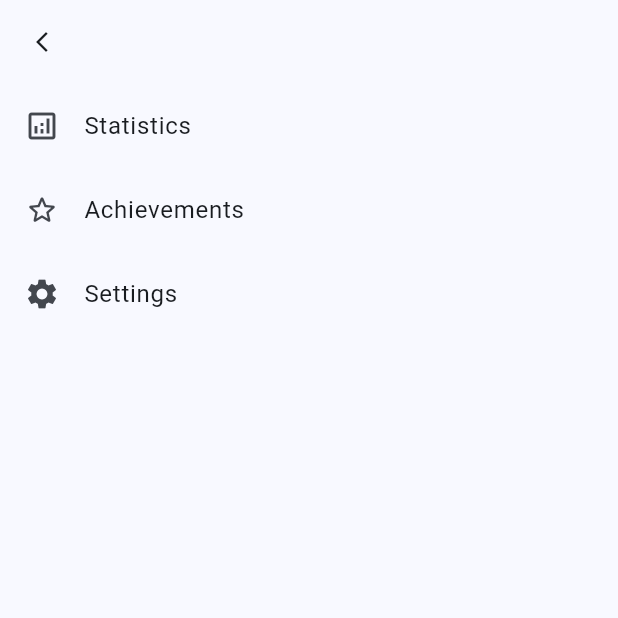
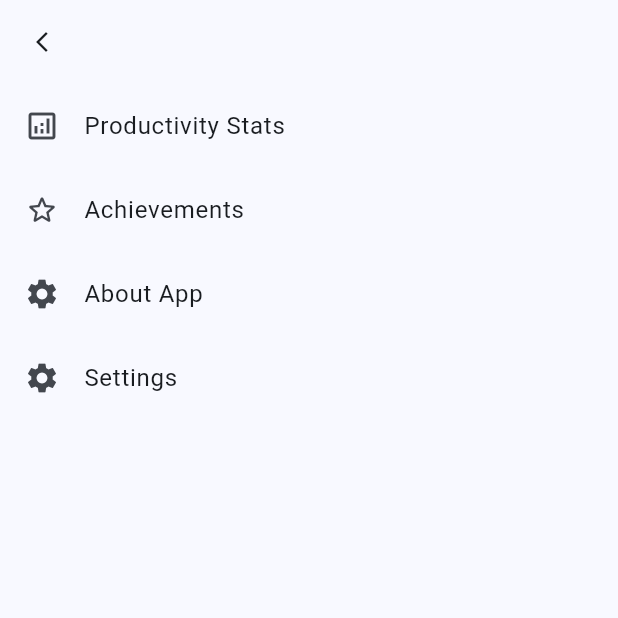
Before and after one commit to AhmadMahdaly/Focus_tracker, a Flutter app: the CustomDrawer screen opened directly, on a phone screen of 412 x 824 dp, the top half of it. Run offline on Flutter 3.47's test engine with Material 3 defaults, Android fonts, the phone set to English and light mode, and no system bars; our stand-ins replace audioplayers, bloc, fl_chart, flutter_bloc, flutter_local_notifications, hive and 4 more; missing offline and left inert: flutter_foreground_task; accounts and stored records are empty.

Commit message:
Add About App link to CustomDrawer for easy access to app information

```diff
--- a/lib/widgets/custom_drawer.dart
+++ b/lib/widgets/custom_drawer.dart
@@ -1,4 +1,5 @@
 import 'package:flutter/material.dart';
+import 'package:focus_tracker/screens/about_app.dart';
 import 'package:focus_tracker/screens/achievements_screen.dart';
 import 'package:focus_tracker/screens/settings_screen.dart';
 import 'package:focus_tracker/screens/stats_screen.dart';
@@ -15,7 +16,7 @@ class CustomDrawer extends StatelessWidget {
         children: [
           ListTile(
             leading: Icon(Icons.analytics_outlined),
-            title: Text("Statistics"),
+            title: Text("Productivity Stats"),
             onTap: () {
               Navigator.push(
                 context,
@@ -36,6 +37,16 @@ class CustomDrawer extends StatelessWidget {
           ),
           ListTile(
             leading: Icon(Icons.settings),
+            title: Text("About App"),
+            onTap: () {
+              Navigator.push(
+                context,
+                MaterialPageRoute(builder: (context) => AboutApp()),
+              );
+            },
+          ),
+          ListTile(
+            leading: Icon(Icons.settings),
             title: Text("Settings"),
             onTap: () {
               Navigator.push(
```
